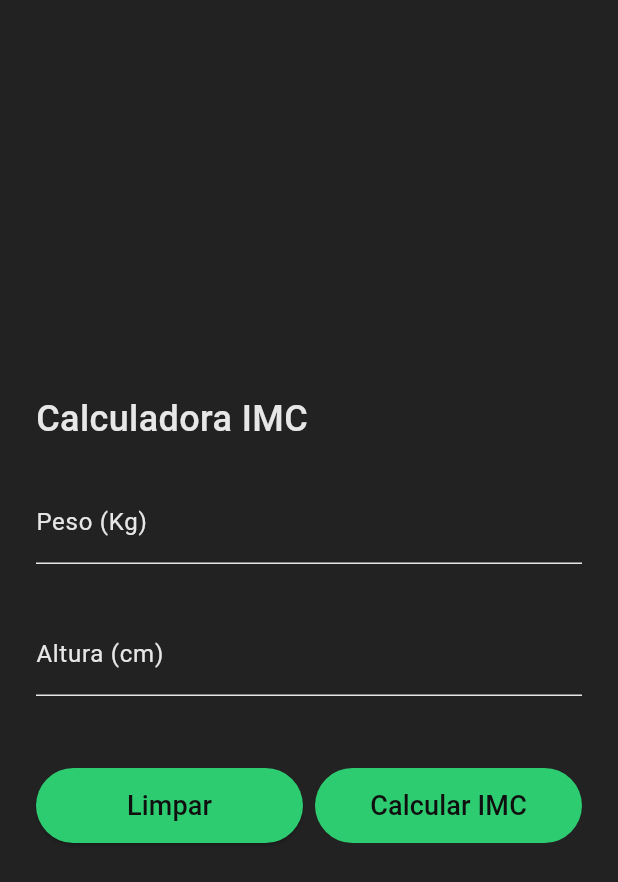
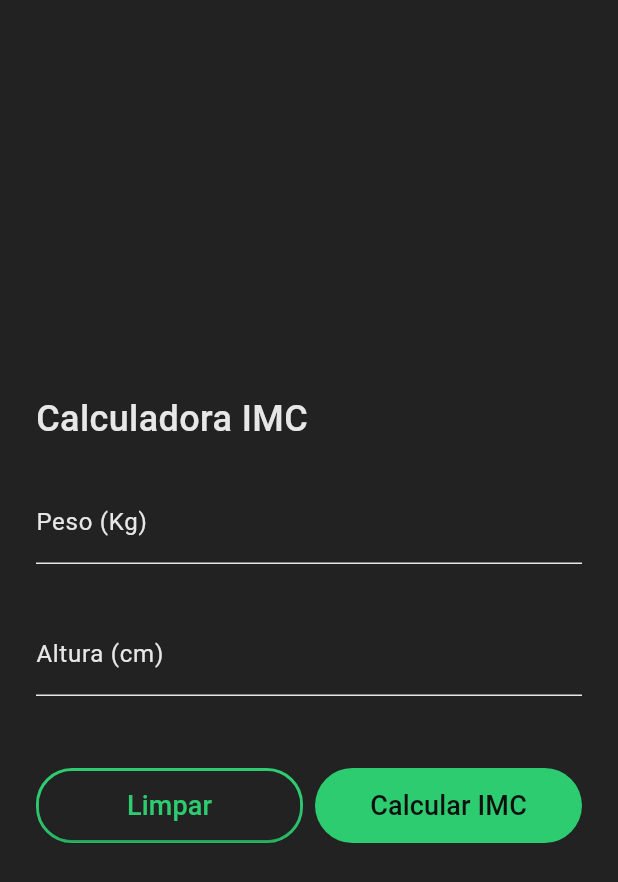
Before and after one commit to devnatanaelsantos/imc_app, a Flutter app: the screen it shows after launch, on a phone screen of 412 x 824 dp. Shown: the top 882 px of the screen. Run offline on Flutter 3.47's test engine with Material 3 defaults, Android fonts, the phone set to English and light mode, and no system bars.

Commit message:
style: alterei o estilo do botão Limpar

```diff
--- a/lib/views/imc_page.dart
+++ b/lib/views/imc_page.dart
@@ -107,20 +107,29 @@ class _ImcPageState extends State<ImcPage> {
                 Expanded(
                   child: SizedBox(
                     height: 50,
+                    child: Container(
+                      decoration: BoxDecoration(
+                        borderRadius: BorderRadius.circular(24),
+                        border: Border.all(
+                          color: const Color(0xFF2ECC71),
+                          width: 2,
+                        ),
+                      ),
                       child: ElevatedButton(
                         onPressed: () {
                           imcController.clearCampos();
                         },
                         style: ButtonStyle(
                           backgroundColor: MaterialStateProperty.all<Color>(
-                            const Color(0xFF2ECC71)),
+                              const Color(0xFF222222)),
                         ),
                         child: const Text(
                           'Limpar',
                           style: TextStyle(
-                            color: Color(0xFF0F0F0F),
+                              color: Color(0xFF2ECC71),
                               fontSize: 18,
                               fontWeight: FontWeight.w500),
+                        ),
                       ),
                     ),
                   ),
```
Lines whose indentation alone changed are shown as unchanged.
